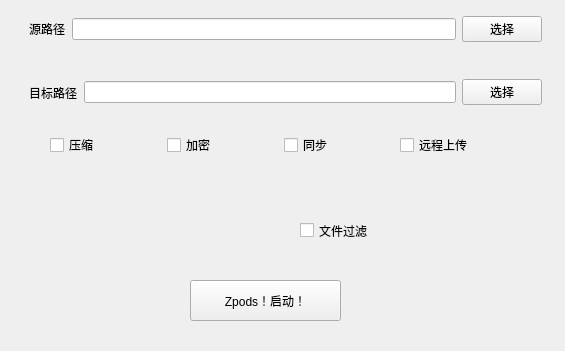
The window that client/gui/mainwindow.ui (wenli7363/Zpods) describes before a commit, drawn with Qt 5.
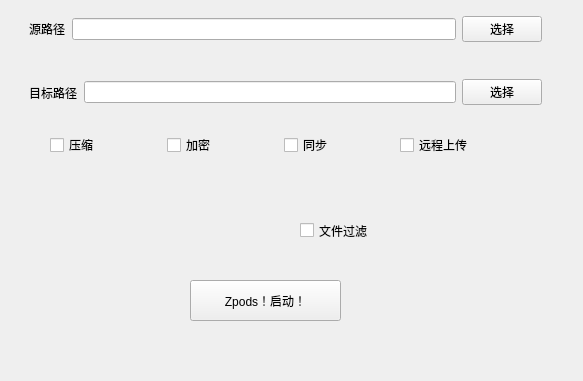
The same window after the commit. Custom widgets are drawn as their Qt base class.

Patch:
```diff
--- a/client/gui/mainwindow.ui
+++ b/client/gui/mainwindow.ui
@@ -6,8 +6,8 @@
    <rect>
     <x>0</x>
     <y>0</y>
-    <width>565</width>
-    <height>351</height>
+    <width>583</width>
+    <height>381</height>
    </rect>
   </property>
   <property name="windowTitle">
```
